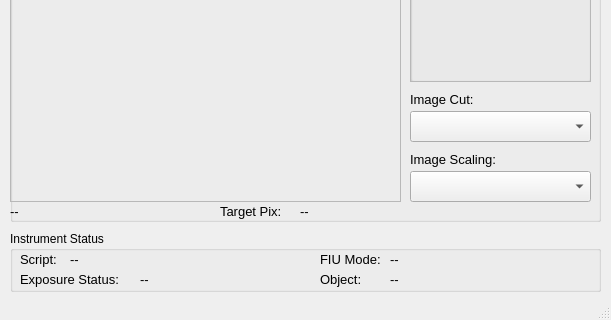
Old version of the form kpf/TT_GUI/TipTiltGUI.ui in the repository KeckObservatory/KPFTranslator; both pictures show x 0 to 611 and y 598 to 918 of the 611 by 918 pixel window.
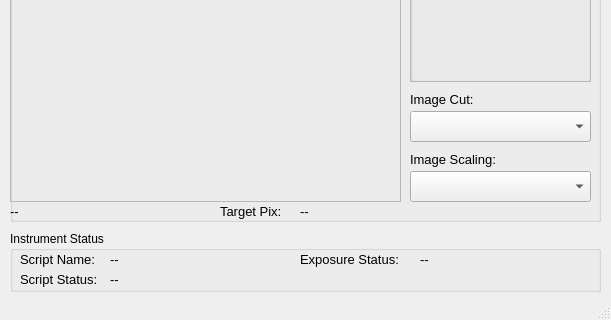
New version of the form.

Commit message: Add SCRIPTMSG to GUI for OAs

Diff of the .ui file:
```diff
--- a/kpf/TT_GUI/TipTiltGUI.ui
+++ b/kpf/TT_GUI/TipTiltGUI.ui
@@ -1404,7 +1404,7 @@
       <rect>
        <x>10</x>
        <y>20</y>
-       <width>111</width>
+       <width>91</width>
        <height>16</height>
       </rect>
      </property>
@@ -1414,14 +1414,14 @@
       </font>
      </property>
      <property name="text">
-      <string>Script:</string>
+      <string>Script Name:</string>
      </property>
     </widget>
     <widget class="QLabel" name="ExposureStatusLabel">
      <property name="geometry">
       <rect>
-       <x>10</x>
-       <y>40</y>
+       <x>290</x>
+       <y>20</y>
        <width>111</width>
        <height>16</height>
       </rect>
@@ -1435,48 +1435,12 @@
       <string>Exposure Status:</string>
      </property>
     </widget>
-    <widget class="QLabel" name="FIUModeLabel">
-     <property name="geometry">
-      <rect>
-       <x>310</x>
-       <y>20</y>
-       <width>71</width>
-       <height>16</height>
-      </rect>
-     </property>
-     <property name="font">
-      <font>
-       <pointsize>10</pointsize>
-      </font>
-     </property>
-     <property name="text">
-      <string>FIU Mode:</string>
-     </property>
-    </widget>
     <widget class="QLabel" name="ScriptValue">
      <property name="geometry">
       <rect>
-       <x>60</x>
+       <x>100</x>
        <y>20</y>
-       <width>241</width>
-       <height>16</height>
-      </rect>
-     </property>
-     <property name="font">
-      <font>
-       <pointsize>10</pointsize>
-      </font>
-     </property>
-     <property name="text">
-      <string>--</string>
-     </property>
-    </widget>
-    <widget class="QLabel" name="FIUModeValue">
-     <property name="geometry">
-      <rect>
-       <x>380</x>
-       <y>20</y>
-       <width>201</width>
+       <width>171</width>
        <height>16</height>
       </rect>
      </property>
@@ -1492,8 +1456,8 @@
     <widget class="QLabel" name="ExposureStatusValue">
      <property name="geometry">
       <rect>
-       <x>130</x>
-       <y>40</y>
+       <x>410</x>
+       <y>20</y>
        <width>171</width>
        <height>16</height>
       </rect>
@@ -1510,9 +1474,9 @@
     <widget class="QLabel" name="ObjectLabel">
      <property name="geometry">
       <rect>
-       <x>310</x>
+       <x>10</x>
        <y>40</y>
-       <width>71</width>
+       <width>91</width>
        <height>16</height>
       </rect>
      </property>
@@ -1522,15 +1486,15 @@
       </font>
      </property>
      <property name="text">
-      <string>Object:</string>
+      <string>Script Status:</string>
      </property>
     </widget>
     <widget class="QLabel" name="ObjectValue">
      <property name="geometry">
       <rect>
-       <x>380</x>
+       <x>100</x>
        <y>40</y>
-       <width>201</width>
+       <width>481</width>
        <height>16</height>
       </rect>
      </property>
```
Left out of the diff: 4 changed lines with no effect on the pictures. The commit also changes 1 other file.
